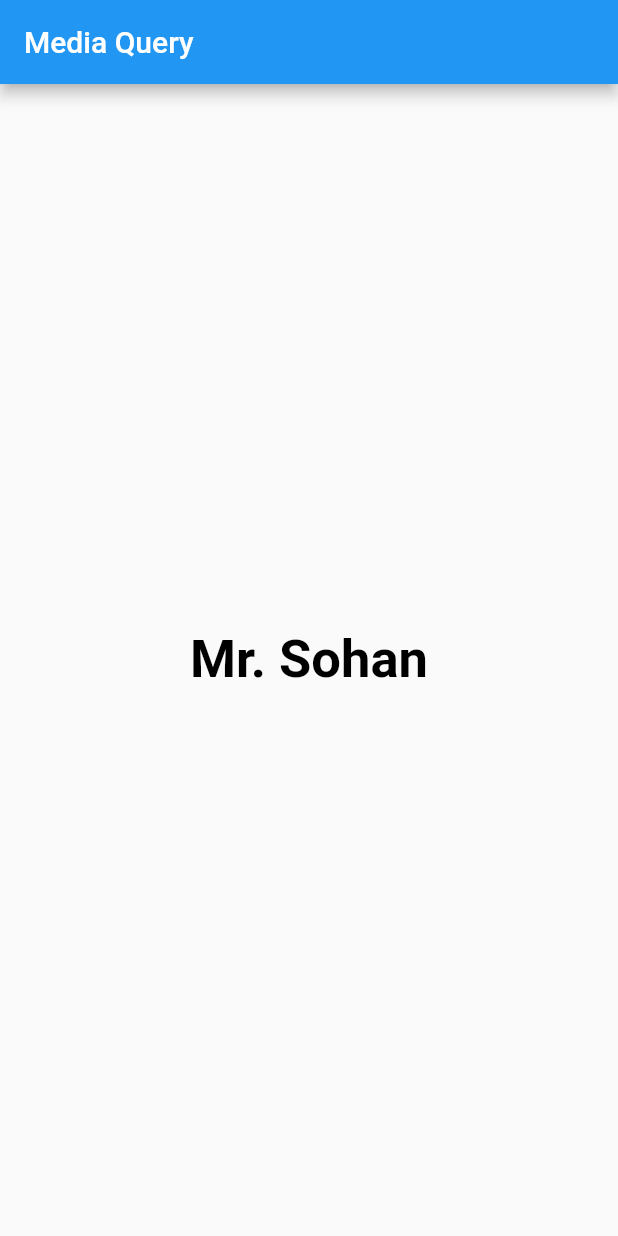
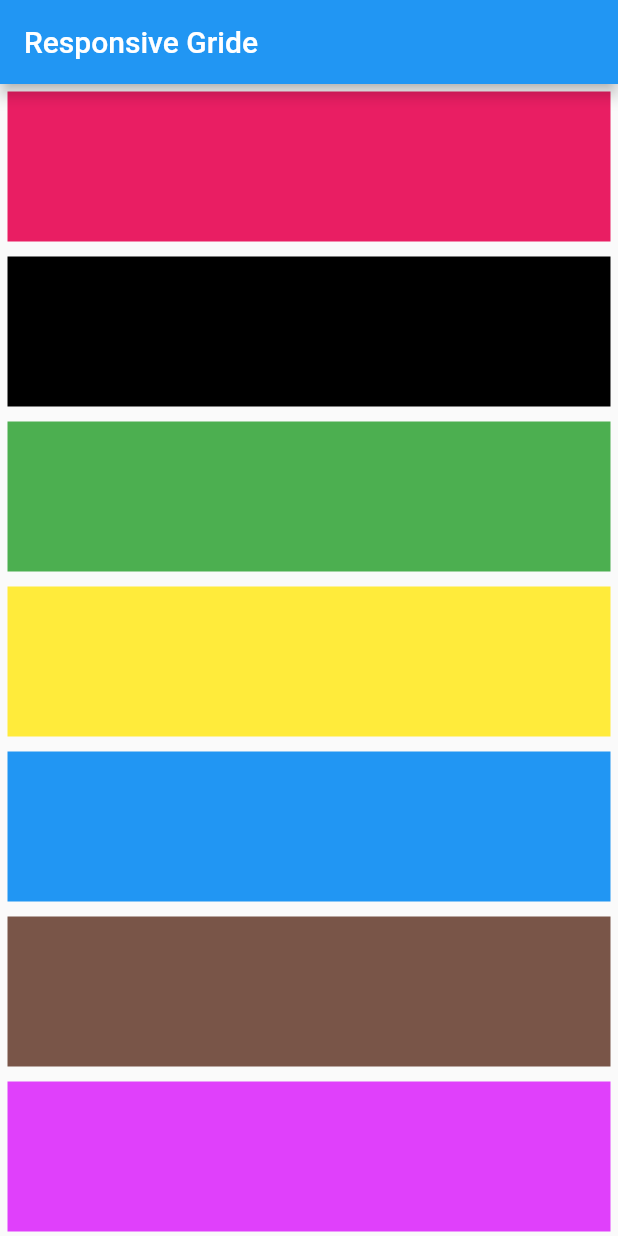
Before and after one commit to MrSohan10/Flutter-Rabbil-Sir, a Flutter app: the screen it shows after launch, on a phone screen of 412 x 824 dp. Run offline on Flutter 3.47's test engine with Material 2 defaults, Android fonts, the phone set to English and light mode, and no system bars; our stand-ins replace responsive_grid.

Commit message:
Practice Responsive Gride

```diff
--- a/lib/main.dart
+++ b/lib/main.dart
@@ -1,8 +1,8 @@
 import 'package:flutter/cupertino.dart';
 import 'package:flutter/material.dart';
-import 'package:flutter_rabbil_sir/style.dart';
+import 'package:responsive_grid/responsive_grid.dart';
 
-void main(){
+void main() {
   runApp(MyApp());
 }
 
@@ -13,11 +13,142 @@ class MyApp extends StatelessWidget {
   Widget build(BuildContext context) {
     return MaterialApp(
       home: Scaffold(
-        appBar: AppBar(title: Text('Media Query'),),
-        body: Center(
-         child: Text('Mr. Sohan',style: HeadLine(context),),
-        ),
-      ),
+          appBar: AppBar(
+            title: Text('Responsive Gride'),
+          ),
+          body: SingleChildScrollView(
+            scrollDirection: Axis.vertical,
+            child: ResponsiveGridRow(
+              children: [
+                ResponsiveGridCol(
+                  xl: 2,lg: 2, md: 3,sm: 6,xs: 12,
+                    child: Padding(
+                  padding: EdgeInsets.all(5),
+                  child: Container(
+                    height: 100,
+                    color: Colors.pink,
+                  ),
+                )),
+                ResponsiveGridCol(
+                    xl: 2,lg: 2, md: 3,sm: 6,xs: 12,
+                    child: Padding(
+                      padding: EdgeInsets.all(5),
+                      child: Container(
+                        height: 100,
+                        color: Colors.black,
+                      ),
+                    )),
+                ResponsiveGridCol(
+                    xl: 2,lg: 2, md: 3,sm: 6,xs: 12,
+                    child: Padding(
+                      padding: EdgeInsets.all(5),
+                      child: Container(
+                        height: 100,
+                        color: Colors.green,
+                      ),
+                    )),
+                ResponsiveGridCol(
+                    xl: 2,lg: 2, md: 3,sm: 6,xs: 12,
+                    child: Padding(
+                      padding: EdgeInsets.all(5),
+                      child: Container(
+                        height: 100,
+                        color: Colors.yellow,
+                      ),
+                    )),
+                ResponsiveGridCol(
+                    xl: 2,lg: 2, md: 3,sm: 6,xs: 12,
+                    child: Padding(
+                      padding: EdgeInsets.all(5),
+                      child: Container(
+                        height: 100,
+                        color: Colors.blue,
+                      ),
+                    )),
+                ResponsiveGridCol(
+                    xl: 2,lg: 2, md: 3,sm: 6,xs: 12,
+                    child: Padding(
+                      padding: EdgeInsets.all(5),
+                      child: Container(
+                        height: 100,
+                        color: Colors.brown,
+                      ),
+                    )),
+                ResponsiveGridCol(
+                    xl: 2,lg: 2, md: 3,sm: 6,xs: 12,
+                    child: Padding(
+                      padding: EdgeInsets.all(5),
+                      child: Container(
+                        height: 100,
+                        color: Colors.purpleAccent,
+                      ),
+                    )),
+                ResponsiveGridCol(
+                    xl: 2,lg: 2, md: 3,sm: 6,xs: 12,
+                    child: Padding(
+                      padding: EdgeInsets.all(5),
+                      child: Container(
+                        height: 100,
+                        color: Colors.cyanAccent,
+                      ),
+                    )),
+                ResponsiveGridCol(
+                    xl: 2,lg: 2, md: 3,sm: 6,xs: 12,
+                    child: Padding(
+                      padding: EdgeInsets.all(5),
+                      child: Container(
+                        height: 100,
+                        color: Colors.black,
+                      ),
+                    )),
+                ResponsiveGridCol(
+                    xl: 2,lg: 2, md: 3,sm: 6,xs: 12,
+                    child: Padding(
+                      padding: EdgeInsets.all(5),
+                      child: Container(
+                        height: 100,
+                        color: Colors.pink,
+                      ),
+                    )),
+                ResponsiveGridCol(
+                    xl: 2,lg: 2, md: 3,sm: 6,xs: 12,
+                    child: Padding(
+                      padding: EdgeInsets.all(5),
+                      child: Container(
+                        height: 100,
+                        color: Colors.cyan,
+                      ),
+                    )),
+                ResponsiveGridCol(
+                    xl: 2,lg: 2, md: 3,sm: 6,xs: 12,
+                    child: Padding(
+                      padding: EdgeInsets.all(5),
+                      child: Container(
+                        height: 100,
+                        color: Colors.deepPurpleAccent,
+                      ),
+                    )),
+                ResponsiveGridCol(
+                    xl: 2,lg: 2, md: 3,sm: 6,xs: 12,
+                    child: Padding(
+                      padding: EdgeInsets.all(5),
+                      child: Container(
+                        height: 100,
+                        color: Colors.amberAccent,
+                      ),
+                    )),
+                ResponsiveGridCol(
+                    xl: 2,lg: 2, md: 3,sm: 6,xs: 12,
+                    child: Padding(
+                      padding: EdgeInsets.all(5),
+                      child: Container(
+                        height: 100,
+                        color: Colors.pink,
+                      ),
+                    )),
+              ],
+            ),
+          )),
     );
   }
 }
--- a/pubspec.yaml
+++ b/pubspec.yaml
@@ -35,6 +35,7 @@ dependencies:
   # The following adds the Cupertino Icons font to your application.
   # Use with the CupertinoIcons class for iOS style icons.
   cupertino_icons: ^1.0.2
+  responsive_grid: ^2.4.4
 
 dev_dependencies:
   flutter_test:
```
Also changed, not shown: pubspec.lock.
